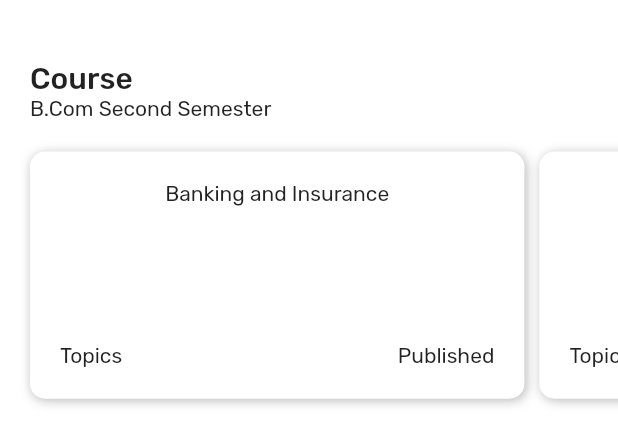
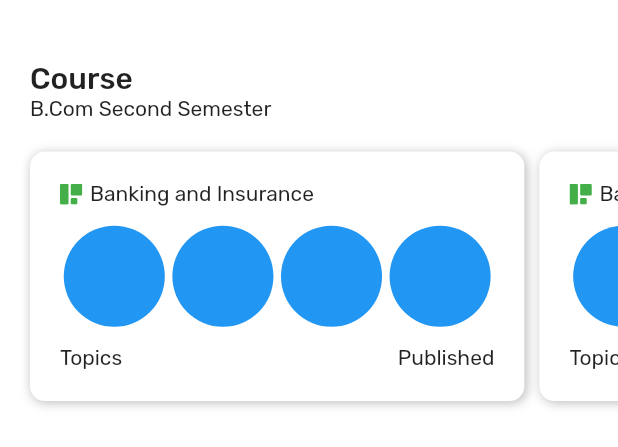
Before and after one commit to lubshad/Folldy-Student, a Flutter app: the CourseSubjects widget shown alone on an empty page, opened directly, on a phone screen of 412 x 824 dp. Shown: the top 447 px of the screen. Run offline on Flutter 3.47's test engine with Material 2 defaults, Android fonts, the phone set to English and light mode, and no system bars; our stand-ins replace flutter_svg, get, google_fonts.

Commit message:
trending topics added

```diff
--- a/lib/presentation/app_route.dart
+++ b/lib/presentation/app_route.dart
@@ -1,11 +1,14 @@
 import 'package:flutter/material.dart';
 import 'package:folldy_student/presentation/screens/set_what_to_study_screen/set_what_to_study_screen.dart';
+import 'package:folldy_student/presentation/screens/subject_details_screen/subject_details_screen.dart';
 
 class AppRoute {
   static const setWhatToStudy = '/setWhatToStudy';
+  static const subjectDetailsScreen = '/subjectDetailsScreen';
 
   static Map<String, WidgetBuilder> get  routes => {
     setWhatToStudy: ((context) => const SetWhatToStudyScreen()),
+    subjectDetailsScreen: ((context) => const SubjectDetailsScreen()),
   };
 
 }
--- a/lib/presentation/components/title_text.dart
+++ b/lib/presentation/components/title_text.dart
@@ -6,7 +6,7 @@ class TitleText extends StatelessWidget {
   const TitleText({
     Key? key,
     required this.text,
-     this.padding = true,
+    this.padding = true,
   }) : super(key: key);
 
   final String text;
@@ -15,13 +15,15 @@ class TitleText extends StatelessWidget {
   @override
   Widget build(BuildContext context) {
     return Padding(
-        padding:  EdgeInsets.only(
-            top: !padding ? 0 :defaultPaddingLarge,
+        padding: EdgeInsets.only(
+            top: !padding ? 0 : defaultPaddingLarge,
             left: defaultPadding,
             bottom: !padding ? 0 : defaultPaddingSmall),
         child: Text(
           text,
           style: Theme.of(context).textTheme.headline6,
+          maxLines: 2,
+          overflow: TextOverflow.ellipsis,
         ));
   }
 }
--- a/lib/presentation/screens/learn_screen/components/course_subjects.dart
+++ b/lib/presentation/screens/learn_screen/components/course_subjects.dart
@@ -1,6 +1,9 @@
 import 'package:flutter/material.dart';
+import 'package:flutter_svg/flutter_svg.dart';
+import 'package:folldy_student/presentation/app_route.dart';
 import 'package:folldy_student/presentation/components/title_text.dart';
 import 'package:folldy_student/presentation/theme/theme.dart';
+import 'package:get/get.dart';
 
 class CourseSubjects extends StatelessWidget {
   const CourseSubjects({
@@ -30,23 +33,50 @@ class CourseSubjects extends StatelessWidget {
                       margin: const EdgeInsets.symmetric(
                           horizontal: defaultPaddingTiny,
                           vertical: defaultPaddingSmall),
-                      width: width * .8,
-                      child: AspectRatio(
-                          aspectRatio: 2,
-                          child: Material(
-                              color: Colors.transparent,
-                              child: Container(
                       decoration: BoxDecoration(
                         boxShadow: defaultShadow,
                         color: Colors.white,
-                                  borderRadius: BorderRadius.circular(
-                                      defaultPaddingSmall),
+                        borderRadius:
+                            BorderRadius.circular(defaultPaddingSmall),
                       ),
+                      width: width * .8,
+                      child: Material(
+                        color: Colors.transparent,
+                        child: InkWell(
+                          borderRadius:
+                              BorderRadius.circular(defaultPaddingSmall),
+                          onTap: () => Get.toNamed(AppRoute.subjectDetailsScreen),
+                          child: Container(
                             padding: const EdgeInsets.all(defaultPadding),
                             child: Column(
                               children: [
+                                Row(
+                                  children: [
+                                    SvgPicture.asset(
+                                      "assets/svgs/subject_icon.svg",
+                                    ),
+                                    defaultSpacerHorizontalTiny,
                                     const Text("Banking and Insurance"),
-                                    const Spacer(),
+                                  ],
+                                ),
+                                defaultSpacerSmall,
+                                Row(
+                                  children: List.generate(
+                                      4,
+                                      (index) => Expanded(
+                                            child: AspectRatio(
+                                              aspectRatio: 1,
+                                              child: Container(
+                                                margin: const EdgeInsets.all(
+                                                    defaultPaddingTiny * .5),
+                                                decoration: const BoxDecoration(
+                                                    color: Colors.blue,
+                                                    shape: BoxShape.circle),
+                                              ),
+                                            ),
+                                          )),
+                                ),
+                                defaultSpacerSmall,
                                 Row(
                                   mainAxisAlignment:
                                       MainAxisAlignment.spaceBetween,
@@ -57,7 +87,9 @@ class CourseSubjects extends StatelessWidget {
                                 )
                               ],
                             ),
-                              ))),
+                          ),
+                        ),
+                      ),
                     )),
           ),
         ),
--- a/lib/presentation/screens/learn_screen/components/todays_topic_item.dart
+++ b/lib/presentation/screens/learn_screen/components/todays_topic_item.dart
@@ -38,8 +38,6 @@ class TodaysTopicItem extends StatelessWidget {
                             children: [
                               SvgPicture.asset(
                                 "assets/svgs/subject_icon.svg",
-                                height: defaultPadding * .8,
-                                width: defaultPadding * .8,
                               ),
                               defaultSpacerHorizontalTiny,
                               Expanded(
--- a/lib/presentation/screens/set_what_to_study_screen/set_what_to_study_screen.dart
+++ b/lib/presentation/screens/set_what_to_study_screen/set_what_to_study_screen.dart
@@ -1,5 +1,4 @@
 import 'package:flutter/material.dart';
-import 'package:folldy_student/presentation/components/title_text.dart';
 import 'package:folldy_student/presentation/theme/theme.dart';
 import 'package:get/get.dart';
 
--- a/lib/presentation/screens/slide_screen/slide_screen_controller.dart
+++ b/lib/presentation/screens/slide_screen/slide_screen_controller.dart
@@ -32,6 +32,4 @@ class SlideScreenController extends ChangeNotifier {
     }
     return willpop;
   }
-
-
 }
--- a/lib/presentation/theme/theme.dart
+++ b/lib/presentation/theme/theme.dart
@@ -21,6 +21,7 @@ const defaultSpacerHorizontalTiny = SizedBox(width: defaultPadding * .25);
 const Color offWhite = Color(0xFFF2F2F2);
 const Color porcelain = Color(0xFFF6F8F9);
 const Color porcelainDark = Color(0xFFEAEDEE);
+const Color waikawaGray = Color(0xFF657BAD);
 
 final List<Color> randomColors = [
   const Color(0xFF855fa8),
@@ -51,6 +52,16 @@ class AppTheme {
   }
 
   static ThemeData get theme => ThemeData.light().copyWith(
+      tabBarTheme: const TabBarTheme(
+        indicator: UnderlineTabIndicator(
+          borderSide: BorderSide(
+            width: 2,
+            color: waikawaGray,
+          ),
+        ),
+        labelColor: Colors.black,
+        indicatorSize: TabBarIndicatorSize.label,
+      ),
       scaffoldBackgroundColor: Colors.white,
       textTheme: GoogleFonts.rubikTextTheme(),
       sliderTheme: SliderThemeData(
@@ -68,6 +79,10 @@ class AppTheme {
         primary: Colors.blueGrey,
       ),
       appBarTheme: const AppBarTheme(
+        titleTextStyle: TextStyle(
+          fontSize: 20,
+          color: Colors.black,
+        ),
         iconTheme: IconThemeData(color: Colors.black),
         systemOverlayStyle: SystemUiOverlayStyle(
           statusBarColor: Colors.transparent,
```
Also changed, not shown: lib/presentation/screens/slide_screen/components/minimized_controlls.dart (+5 -2 lines), lib/presentation/screens/slide_screen/components/slide_controlls.dart (+7 -5 lines), lib/presentation/screens/slide_screen/components/slide_screen_bottom_controlls.dart (+24 -9 lines), lib/presentation/screens/subject_details_screen/subject_details_screen.dart (added, +39 -0 lines), lib/presentation/screens/suggested_module_listing_screen/suggested_module_listing_screen.dart (added, +107 -0 lines), lib/presentation/screens/trending_module_listing_screen/trending_module_listing_screen.dart (added, +95 -0 lines). Lines whose indentation alone changed are shown as unchanged.
